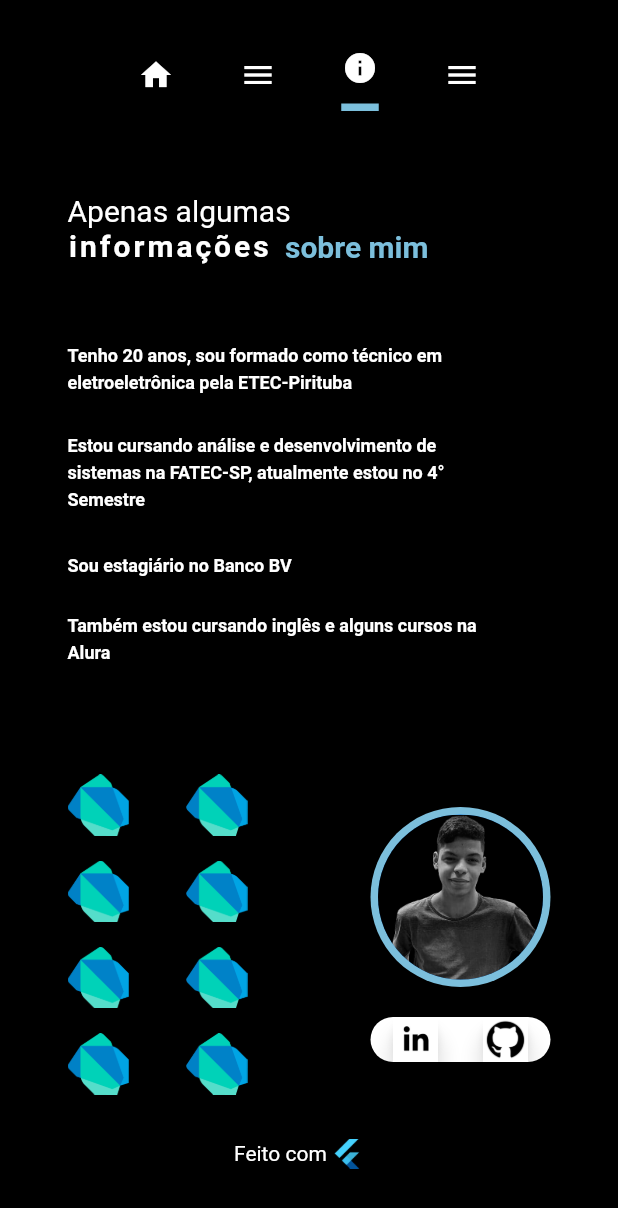
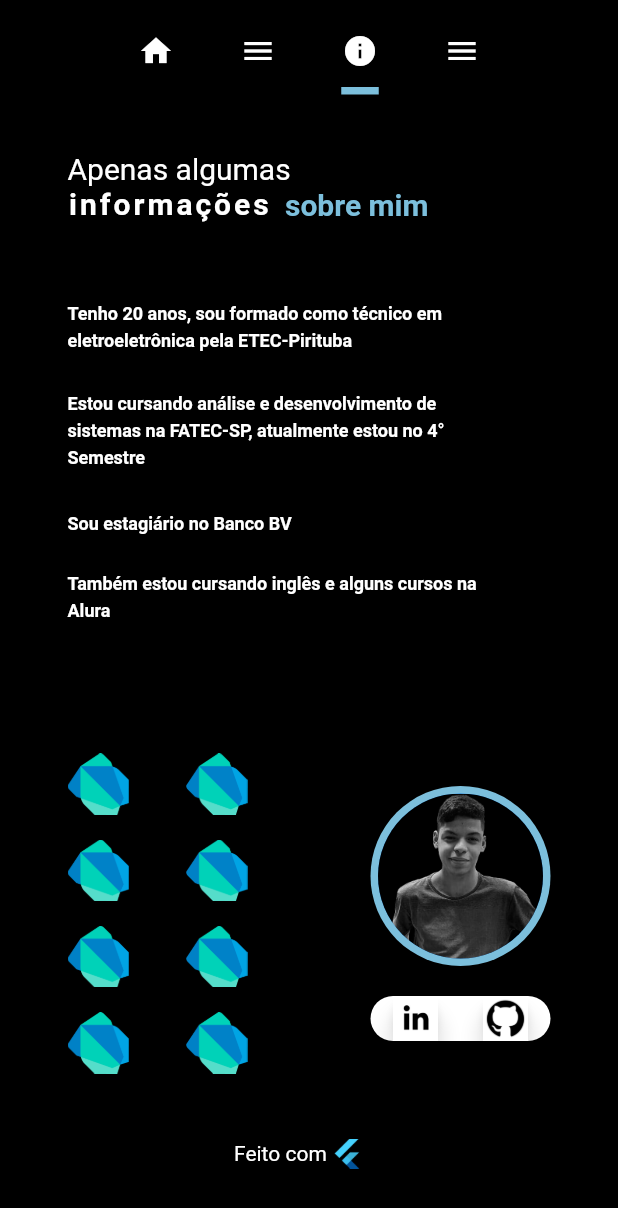
Before and after one commit to PedroCozzati/portfolioSourceCode, a Flutter app: the screen it shows after launch, after a tap on the "home" icon, after a tap on the "info" icon, on a phone screen of 412 x 824 dp. Shown: the top 1208 px of the screen. Run offline on Flutter 3.47's test engine with Material 2 defaults, Android fonts, the phone set to English and light mode, and no system bars; drawn by our look-alikes of animated_text_kit; our stand-ins replace flutter_screenutil, responsive_builder.

Commit message:
Refactor widgets and file names

```diff
--- a/lib/about/about_mobile.dart
+++ b/lib/about/about_mobile.dart
@@ -1,10 +1,9 @@
 import 'package:flutter/material.dart';
-import 'package:portfolio_1/about/textColumnAbout.dart';
-import 'package:portfolio_1/contactsBar.dart';
+import 'package:portfolio_1/about/text_column_about.dart';
+import 'package:portfolio_1/contacts_bar.dart';
 
 import '../colors.dart';
-import '../customNavBar.dart';
-import '../home/textColumn.dart';
+import '../custom_nav_bar.dart';
 
 class AboutMobile extends StatelessWidget {
   const AboutMobile({Key? key}) : super(key: key);
@@ -12,7 +11,7 @@ class AboutMobile extends StatelessWidget {
   @override
   Widget build(BuildContext context) {
     return Scaffold(
-      appBar: CustomNavBar(
+      appBar: const CustomNavBar(
         showAboutIndicator: true,
         showHomeIndicator: false,
         showArticlesIndicator: false,
@@ -32,12 +31,12 @@ class AboutMobile extends StatelessWidget {
               Row(
                 mainAxisAlignment: MainAxisAlignment.spaceBetween,
                 children: [
-                  Container(
+                  SizedBox(
                     height: 230,
                     child: Column(
                       mainAxisAlignment: MainAxisAlignment.spaceAround,
                       children: [
-                        Container(
+                        SizedBox(
                           width: 120,
                           child: Row(
                             mainAxisAlignment: MainAxisAlignment.spaceBetween,
@@ -53,7 +52,7 @@ class AboutMobile extends StatelessWidget {
                             ],
                           ),
                         ),
-                        Container(
+                        SizedBox(
                           width: 120,
                           child: Row(
                             mainAxisAlignment: MainAxisAlignment.spaceBetween,
@@ -69,7 +68,7 @@ class AboutMobile extends StatelessWidget {
                             ],
                           ),
                         ),
-                        Container(
+                        SizedBox(
                           width: 120,
                           child: Row(
                             mainAxisAlignment: MainAxisAlignment.spaceBetween,
@@ -85,7 +84,7 @@ class AboutMobile extends StatelessWidget {
                             ],
                           ),
                         ),
-                        Container(
+                        SizedBox(
                           width: 120,
                           child: Row(
                             mainAxisAlignment: MainAxisAlignment.spaceBetween,
@@ -115,22 +114,22 @@ class AboutMobile extends StatelessWidget {
                               ExactAssetImage("assets/profile3.png", scale: 10),
                         ),
                       ),
-                      SizedBox(
+                      const SizedBox(
                         height: 20,
                       ),
-                      ContactsBar(),
+                      const ContactsBar(),
                     ],
                   ),
                   //Image.asset("profile.png",scale: 5,),child: Image.asset("profile.png",scale: 5,))
                 ],
               ),
               Center(
-                  child: Container(
+                  child: SizedBox(
                 height: 20,
                 width: 100,
                 child: Row(
                   children: [
-                    Text(
+                    const Text(
                       "Feito com ",
                       style: TextStyle(color: Colors.white),
                     ),
--- a/lib/about/textColumnAbout.dart
+++ b/lib/about/text_column_about.dart
@@ -1,9 +1,10 @@
+// ignore: import_of_legacy_library_into_null_safe
 import 'package:animated_text_kit/animated_text_kit.dart';
 import 'package:flutter/cupertino.dart';
 import 'package:flutter/material.dart';
 
 import '../colors.dart';
-import 'aboutStrings.dart';
+import 'about_strings.dart';
 
 class TextColumnAbout extends StatelessWidget {
   const TextColumnAbout({Key? key}) : super(key: key);
--- a/lib/contactsBar.dart
+++ b/lib/contacts_bar.dart
@@ -1,6 +1,5 @@
 import 'package:flutter/material.dart';
 import 'package:url_launcher/link.dart';
-import 'package:url_launcher/url_launcher.dart';
 
 class ContactsBar extends StatefulWidget {
   const ContactsBar({Key? key}) : super(key: key);
@@ -29,7 +28,7 @@ class _ContactsBarState extends State<ContactsBar> {
                   tooltip: "Ir para o meu perfil no linkedin",
                   heroTag: 1,
                   onPressed: openLink,
-                  child: Image(
+                  child: const Image(
                     image: AssetImage("assets/linkedin.jpg"),
                     fit: BoxFit.fill,
                   ));
@@ -48,7 +47,7 @@ class _ContactsBarState extends State<ContactsBar> {
                   tooltip: "Ir para o meu perfil no github",
                   heroTag: 2,
                   onPressed: openLink,
-                  child: Image(
+                  child: const Image(
                     image: AssetImage("assets/github.png"),
                     fit: BoxFit.fill,
                   ));
--- a/lib/customNavBar.dart
+++ b/lib/custom_nav_bar.dart
@@ -13,11 +13,12 @@ class CustomNavBar extends StatefulWidget implements PreferredSizeWidget {
 
   const CustomNavBar({
     Key? key,
-    this.height = kToolbarHeight * 1.5,
+    this.height = kToolbarHeight * 1,
     required this.showHomeIndicator,
     required this.showAboutIndicator, required this.showProjectsIndicator, required this.showArticlesIndicator,
   }) : super(key: key);
 
+  @override
   Size get preferredSize => Size.fromHeight(height);
 
   @override
@@ -25,7 +26,6 @@ class CustomNavBar extends StatefulWidget implements PreferredSizeWidget {
 }
 
 class _CustomNavBarState extends State<CustomNavBar> {
-  @override
   Color selectColorIcon1 = CustomColors.secondaryColor;
   Color selectColorIcon2 = CustomColors.secondaryColor;
   Color selectColorIcon3 = CustomColors.secondaryColor;
@@ -65,7 +65,7 @@ class _CustomNavBarState extends State<CustomNavBar> {
                       Navigator.pushReplacement(
                           context,
                           MaterialPageRoute(
-                              builder: (context) => HomeMobile()));
+                              builder: (context) => const HomeMobile()));
                     },
                     icon: Icon(
                       Icons.home,
@@ -107,7 +107,7 @@ class _CustomNavBarState extends State<CustomNavBar> {
               ),
             ),
             Padding(
-              padding: EdgeInsets.all(10.0),
+              padding: const EdgeInsets.all(10.0),
               child: Column(
                 mainAxisAlignment: MainAxisAlignment.end,
                 children: [
@@ -118,7 +118,7 @@ class _CustomNavBarState extends State<CustomNavBar> {
                           selectColorIcon3 = CustomColors.thirdColor;
                         });
                         Navigator.pushReplacement(context,
-                            MaterialPageRoute(builder: (context) => AboutMobile()));
+                            MaterialPageRoute(builder: (context) => const AboutMobile()));
                       },
                       icon: Icon(
                         Icons.info,
--- a/lib/home/homeMain.dart
+++ b/lib/home/home_main.dart
@@ -14,7 +14,7 @@ class _HomePageMainState extends State<HomePageMain> {
   @override
   Widget build(BuildContext context) {
     return ScreenTypeLayout(
-      mobile: HomeMobile(),
+      mobile: const HomeMobile(),
     );
     // tablet: HomeTab(),
     //
--- a/lib/home/home_mobile.dart
+++ b/lib/home/home_mobile.dart
@@ -1,12 +1,11 @@
-import 'package:animated_text_kit/animated_text_kit.dart';
 import 'package:flutter/cupertino.dart';
 import 'package:flutter/material.dart';
+import 'package:flutter_screenutil/flutter_screenutil.dart';
 import 'package:portfolio_1/colors.dart';
-import 'package:portfolio_1/contactsBar.dart';
-import 'package:portfolio_1/home/homeStrings.dart';
-import 'package:portfolio_1/home/textColumn.dart';
+import 'package:portfolio_1/contacts_bar.dart';
+import 'package:portfolio_1/home/text_column.dart';
 
-import '../customNavBar.dart';
+import '../custom_nav_bar.dart';
 
 class NoScalingAnimation extends FloatingActionButtonAnimator {
   @override
@@ -38,7 +37,7 @@ class _HomeMobileState extends State<HomeMobile> {
   Widget build(BuildContext context) {
     return Scaffold(
       floatingActionButtonAnimator: NoScalingAnimation(),
-      appBar: CustomNavBar(
+      appBar: const CustomNavBar(
         showHomeIndicator: true,
         showAboutIndicator: false,
         showProjectsIndicator: false,
@@ -58,12 +57,12 @@ class _HomeMobileState extends State<HomeMobile> {
               Row(
                 mainAxisAlignment: MainAxisAlignment.spaceBetween,
                 children: [
-                  Container(
+                  SizedBox(
                     height: 230,
                     child: Column(
                       mainAxisAlignment: MainAxisAlignment.spaceAround,
                       children: [
-                        Container(
+                        SizedBox(
                           width: 120,
                           child: Row(
                             mainAxisAlignment: MainAxisAlignment.spaceBetween,
@@ -79,10 +78,10 @@ class _HomeMobileState extends State<HomeMobile> {
                             ],
                           ),
                         ),
-                        SizedBox(
+                        const SizedBox(
                           height: 5,
                         ),
-                        Container(
+                        SizedBox(
                           width: 120,
                           child: Row(
                             mainAxisAlignment: MainAxisAlignment.spaceBetween,
@@ -98,7 +97,7 @@ class _HomeMobileState extends State<HomeMobile> {
                             ],
                           ),
                         ),
-                        Container(
+                        SizedBox(
                           width: 120,
                           child: Row(
                             mainAxisAlignment: MainAxisAlignment.spaceBetween,
@@ -114,7 +113,7 @@ class _HomeMobileState extends State<HomeMobile> {
                             ],
                           ),
                         ),
-                        Container(
+                        SizedBox(
                           width: 120,
                           child: Row(
                             mainAxisAlignment: MainAxisAlignment.spaceBetween,
@@ -144,22 +143,22 @@ class _HomeMobileState extends State<HomeMobile> {
                               ExactAssetImage("assets/profile3.png", scale: 10),
                         ),
                       ),
-                      SizedBox(
+                      const SizedBox(
                         height: 20,
                       ),
-                      ContactsBar(),
+                      const ContactsBar(),
                     ],
                   ),
                   //Image.asset("profile.png",scale: 5,),child: Image.asset("profile.png",scale: 5,))
                 ],
               ),
               Center(
-                  child: Container(
+                  child: SizedBox(
                 height: 20,
                 width: 100,
                 child: Row(
                   children: [
-                    Text(
+                    const Text(
                       "Feito com ",
                       style: TextStyle(color: Colors.white),
                     ),
--- a/lib/home/textColumn.dart
+++ b/lib/home/text_column.dart
@@ -1,11 +1,22 @@
+// ignore: import_of_legacy_library_into_null_safe
 import 'package:animated_text_kit/animated_text_kit.dart';
 import 'package:flutter/material.dart';
+import 'package:flutter_screenutil/flutter_screenutil.dart';
 
 import '../colors.dart';
-import 'homeStrings.dart';
+import 'home_strings.dart';
 
 class TextColumn extends StatelessWidget {
   const TextColumn({Key? key}) : super(key: key);
+
+  MediaQueryData queryData(BuildContext context) {
+    MediaQueryData mediaQuery = MediaQuery.of(context);
+    return mediaQuery;
+  }
+
+  double rHeight (BuildContext context)=> queryData(context).size.height;
+  double rWidth(BuildContext context)=> queryData(context).size.width;
+  double rFont(BuildContext context)=> queryData(context).size.width;
 
   @override
   Widget build(BuildContext context) {
@@ -13,8 +24,8 @@ class TextColumn extends StatelessWidget {
       crossAxisAlignment: CrossAxisAlignment.start,
       children: [
         SizedBox(
-          height: 25,
-          width: 135,
+          height: rHeight(context)/20,
+          width: rWidth(context)/2.4,
           child: Align(
             alignment: Alignment.centerLeft,
             child: AnimatedTextKit(
@@ -25,7 +36,7 @@ class TextColumn extends StatelessWidget {
                     textStyle: TextStyle(
                       letterSpacing: 2,
                       fontWeight: FontWeight.bold,
-                      fontSize: 20,
+                      fontSize: rFont(context)/15.5,
                       color: CustomColors.secondaryColor,
                     )),
               ],
@@ -33,21 +44,21 @@ class TextColumn extends StatelessWidget {
           ),
         ),
         SizedBox(
-          height: 20,
-          width: 280,
+          height: rHeight(context)/40,
+          width: rWidth(context)/1,
           child: RichText(
             text: TextSpan(
                 text: HomeStrings.title2,
                 style: TextStyle(
                   color: CustomColors.secondaryColor,
-                  fontSize: 20,
+                  fontSize: rFont(context)/18,
                 ),
                 children: <TextSpan>[
                   TextSpan(
                       text: HomeStrings.title3,
                       style: TextStyle(
                         color: CustomColors.thirdColor,
-                        fontSize: 20,
+                        fontSize: rFont(context)/18,
                         fontWeight: FontWeight.bold
                       )),
                   // child: Text(
@@ -62,29 +73,31 @@ class TextColumn extends StatelessWidget {
                 ]),
           ),
         ),
-        const SizedBox(
-          height: 50,
+       SizedBox(
+          height: rHeight(context)/30,
         ),
         SizedBox(
-          height: 80,
-          width: 280,
+          height: rHeight(context)/10,
+          width: rWidth(context)/1,
           child: Text(
             HomeStrings.subTitle,
             style: TextStyle(
-              height: 1.5,
-              fontSize: 12,
+              height: rHeight(context)/600,
+              fontSize: rFont(context)/30,
               fontWeight: FontWeight.bold,
               color: CustomColors.secondaryColor,
             ),
           ),
         ),
+
         SizedBox(
-          height: 50,
-          width: 150,
+          height: rHeight(context)/15,
+          width: rWidth(context)/2.5,
           child: Text(
             HomeStrings.languages,
             style: TextStyle(
-              fontSize: 12,
+              height: rHeight(context)/600,
+              fontSize: rFont(context)/30,
               fontWeight: FontWeight.bold,
               color: CustomColors.secondaryColor,
             ),
--- a/lib/main.dart
+++ b/lib/main.dart
@@ -1,6 +1,5 @@
 import 'package:flutter/material.dart';
-import 'package:portfolio_1/customNavBar.dart';
-import 'package:portfolio_1/home/homeMain.dart';
+import 'package:portfolio_1/home/home_main.dart';
 
 void main() {
   runApp(const MainPage());
@@ -17,6 +16,7 @@ class _MainPageState extends State<MainPage> {
   @override
   Widget build(BuildContext context) {
     return const MaterialApp(
+      //showPerformanceOverlay: true,
       home: HomePageMain(),
     );
   }
--- a/lib/mobileNavBar.dart
+++ b/lib/mobile_nav_bar.dart
@@ -1,7 +1,4 @@
 import 'package:flutter/material.dart';
-import 'package:portfolio_1/colors.dart';
-
-import 'home/home_mobile.dart';
 
 class MobileNavBar extends StatelessWidget implements PreferredSizeWidget {
   final double height;
--- a/pubspec.yaml
+++ b/pubspec.yaml
@@ -12,11 +12,9 @@ dependencies:
   flutter:
     sdk: flutter
 
-
   responsive_builder: ^0.4.2
-
+  flutter_screenutil: ^5.4.0+1
   url_launcher: ^6.0.20
-
   cupertino_icons: ^1.0.2
   animated_text_kit: ^3.1.2
 
```
Also changed, not shown: lib/about/about_strings.dart (renamed from lib/about/aboutStrings.dart), lib/home/homeDesk.dart (deleted), lib/home/homeTab.dart (deleted), lib/home/home_desk.dart (added), lib/home/home_strings.dart (renamed from lib/home/homeStrings.dart), lib/home/home_tab.dart (added), pubspec.lock.
